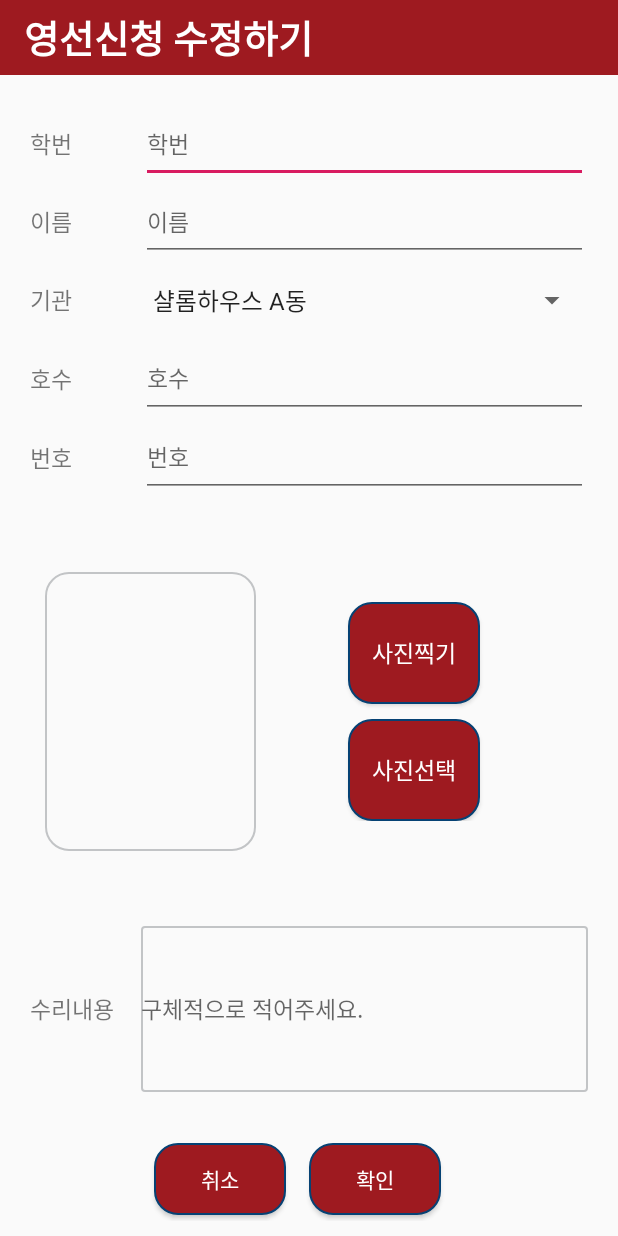
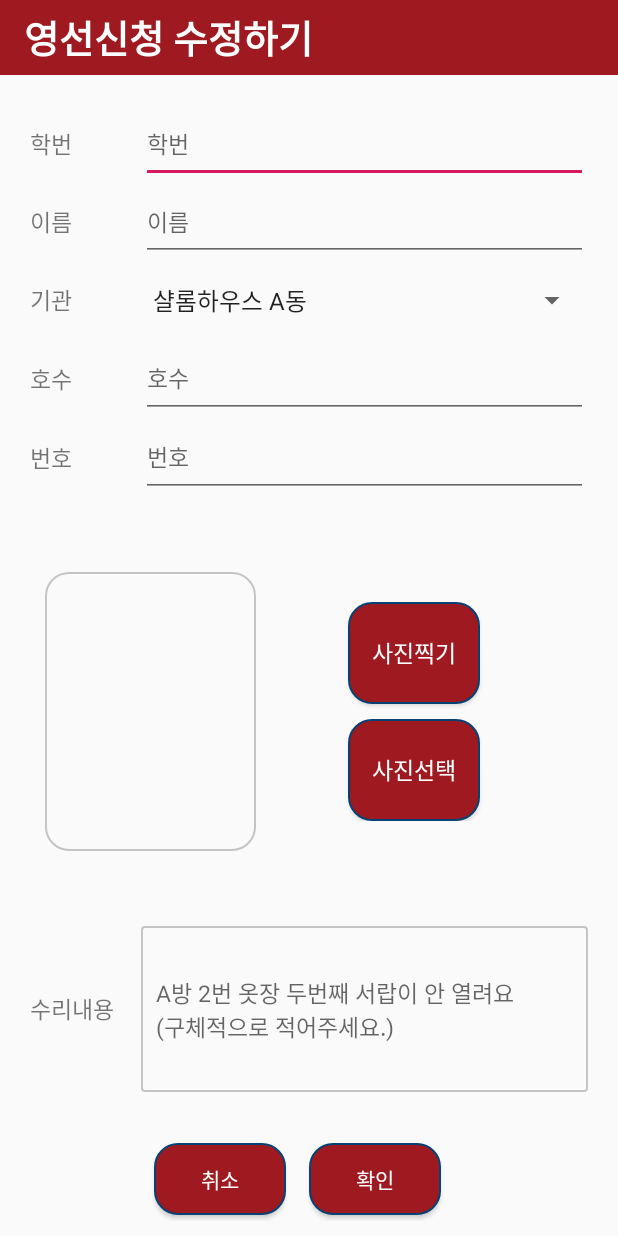
Before and after one commit to vimpizz/FixSWU, an Android app: the ModifyWriteActivity screen opened directly, with no data from a screen before it, on a phone screen of 412 x 824 dp. Run offline under Robolectric (Android 15) with nearby library versions, the phone set to English and light mode, and no system bars; our stand-ins replace Firebase (no records; nobody signed in at launch, a user with empty details on screens opened directly); 1 statement that could not run was skipped.

Commit message:
write 레이아웃 수정

```diff
--- a/app/src/main/java/com/swu/cho4/fixswu/WriteActivity.java
+++ b/app/src/main/java/com/swu/cho4/fixswu/WriteActivity.java
@@ -139,10 +139,10 @@ public class WriteActivity extends AppCompatActivity {
                     Toast.makeText(getApplicationContext(),"호수를 입력하세요",Toast.LENGTH_SHORT).show();
                     return;
                 }
-                else if(TextUtils.isEmpty(mEdtDeskNum.getText().toString())){
+               /* else if(TextUtils.isEmpty(mEdtDeskNum.getText().toString())){
                     Toast.makeText(getApplicationContext(),"번호를 입력하세요",Toast.LENGTH_SHORT).show();
                     return;
-                }
+                }*/
                 else if(TextUtils.isEmpty(mEdtContent.getText().toString())){
                     Toast.makeText(getApplicationContext(),"수리내용을 입력하세요",Toast.LENGTH_SHORT).show();
                     return;
--- a/app/src/main/res/layout/activity_modify_write.xml
+++ b/app/src/main/res/layout/activity_modify_write.xml
@@ -241,13 +241,14 @@
             android:layout_width="0dp"
             android:layout_height="match_parent"
             android:layout_weight="8"
-            android:hint="구체적으로 적어주세요."
+            android:hint="A방 2번 옷장 두번째 서랍이 안 열려요\n(구체적으로 적어주세요.)"
             android:inputType="textMultiLine"
             android:maxLines="3"
             android:text=""
             android:textSize="15dp"
             android:gravity="center|left"
-            android:background="@drawable/square_box"/>
+            android:background="@drawable/square_box"
+            android:paddingLeft="10dp"/>
 
     </LinearLayout>
 
--- a/app/src/main/res/layout/activity_write.xml
+++ b/app/src/main/res/layout/activity_write.xml
@@ -261,7 +261,8 @@
             android:inputType="textMultiLine"
             android:maxLines="3"
             android:text=""
-            android:textSize="15dp"/>
+            android:textSize="15dp"
+            android:paddingLeft="10dp"/>
 
     </LinearLayout>
 
```
